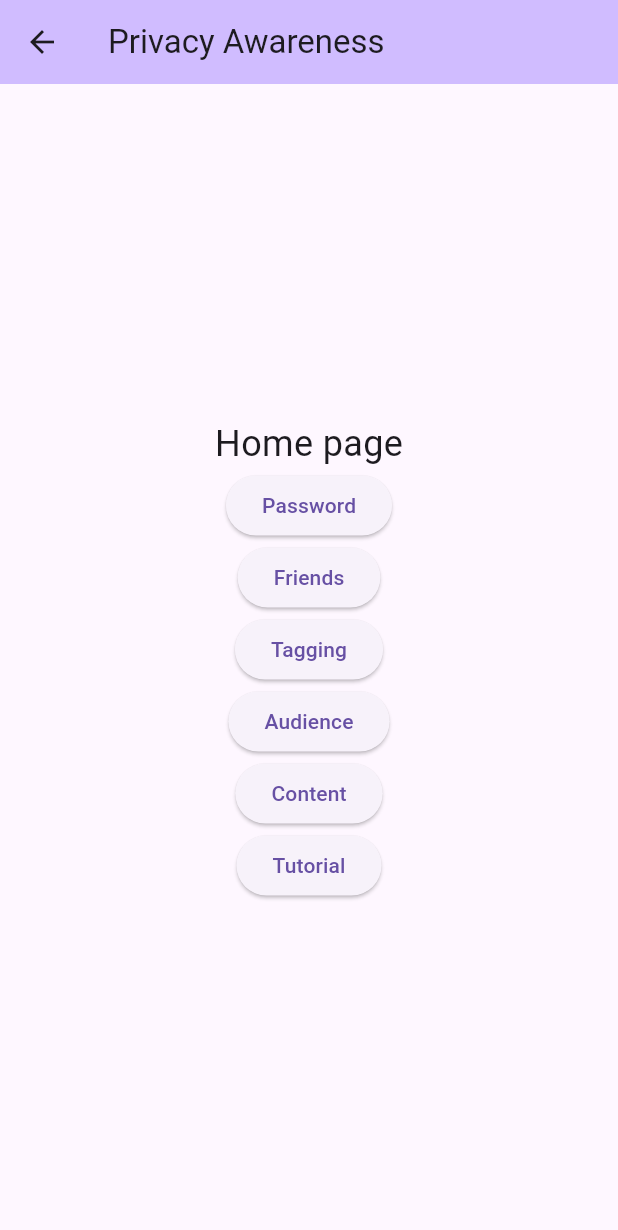
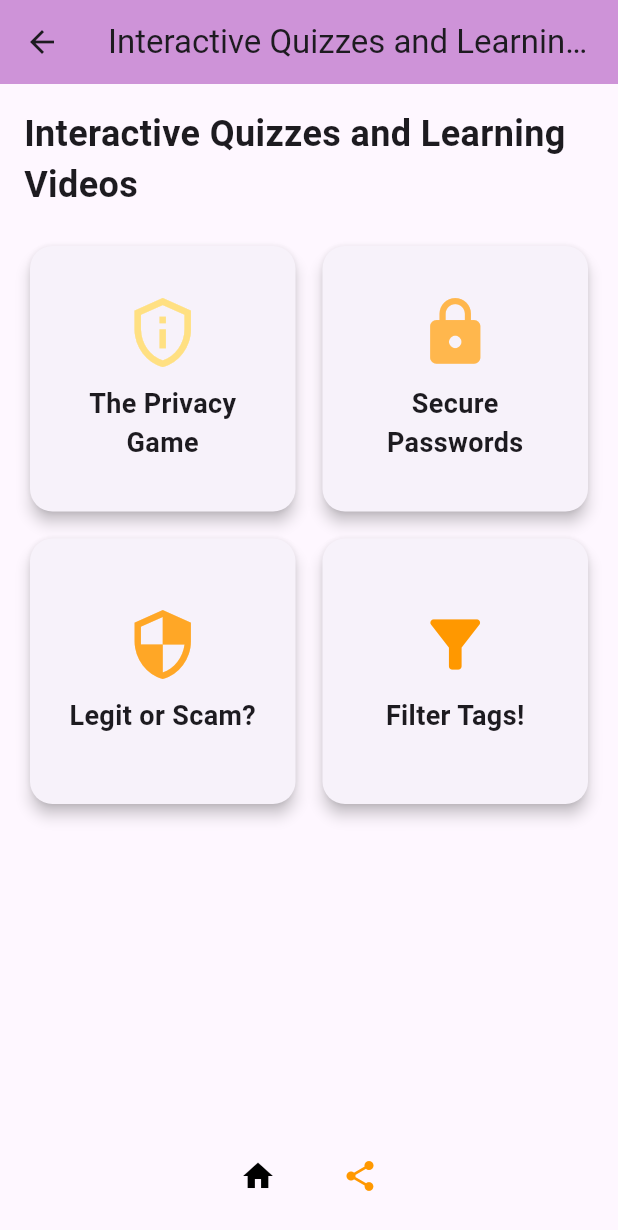
Before and after one commit to 4by3/capstone_flutter_project, a Flutter app: the HomePage screen opened directly, on a phone screen of 412 x 824 dp. Shown: the top 1230 px of the screen. Run offline on Flutter 3.47's test engine with Material 3 defaults, Android fonts, the phone set to English and light mode, and no system bars; our stand-ins replace video_player.

Commit message:
initial major ui update

```diff
--- a/lib/pages/home_page.dart
+++ b/lib/pages/home_page.dart
@@ -1,41 +1,92 @@
 import 'package:flutter/material.dart';
 import 'package:capstone_project/pages/tutorial_page.dart';
 
-class HomePage extends StatefulWidget {
+class HomePage extends StatelessWidget {
   const HomePage({super.key});
 
-  @override
-  HomePageState createState() => HomePageState();
-}
-
-class HomePageState extends State<HomePage> {
   @override
   Widget build(BuildContext context) {
     return Scaffold(
       appBar: AppBar(
-        backgroundColor: Theme.of(context).colorScheme.inversePrimary,
-        title: const Text("Privacy Awareness"),
+        title: const Text("Interactive Quizzes and Learning Videos"),
+        backgroundColor: Colors.purple[200],
       ),
-      body: Center(
+      body: Padding(
+        padding: const EdgeInsets.all(16.0),
         child: Column(
+          children: [
+            const Text(
+              'Interactive Quizzes and Learning Videos',
+              style: TextStyle(fontSize: 24, fontWeight: FontWeight.bold),
+            ),
+            const SizedBox(height: 20),
+            Expanded(
+              child: GridView.count(
+                crossAxisCount: 2,
+                crossAxisSpacing: 10,
+                mainAxisSpacing: 10,
+                children: [
+                  HomePageCard(
+                    title: 'The Privacy Game',
+                    // Update the icon and color for "The Privacy Game"
+                    icon: Icons.privacy_tip_outlined, // Changed icon
+                    color: Colors.amber[200]!, // Cream-yellow color
+                    onTap: () =>
+                        _showDialog(context, 'The Privacy Game', 'Test'),
+                  ),
+                  HomePageCard(
+                    title: 'Secure Passwords',
+                    icon: Icons.lock,
+                    color: Colors.orange[300]!,
+                    onTap: () =>
+                        _showDialog(context, 'Secure Passwords', 'Test'),
+                  ),
+                  HomePageCard(
+                    title: 'Legit or Scam?',
+                    icon: Icons.security,
+                    color: Colors.orange[400]!,
+                    onTap: () => _showDialog(context, 'Legit or Scam?', 'Test'),
+                  ),
+                  HomePageCard(
+                    title: 'Filter Tags!',
+                    icon: Icons.filter_alt,
+                    color: Colors.orange[500]!,
+                    onTap: () => _showDialog(context, 'Filter Tags!', 'Test'),
+                  ),
+                ],
+              ),
+            ),
+            Row(
               mainAxisAlignment: MainAxisAlignment.center,
-          children: <Widget>[
-            const Text(
-              'Home page',
-              style: TextStyle(fontSize: 24),
+              children: [
+                IconButton(
+                  icon: const Icon(Icons.home, color: Colors.black),
+                  onPressed: () {
+                    // Navigate to home
+                  },
                 ),
-            Column(
-              mainAxisAlignment: MainAxisAlignment.center,
-              children: <Widget>[
-                ElevatedButton(
-                  child: const Text("Password"),
+                const SizedBox(width: 20),
+                IconButton(
+                  icon: const Icon(Icons.share, color: Colors.orange),
                   onPressed: () {
+                    // Add share functionality
+                  },
+                ),
+              ],
+            ),
+          ],
+        ),
+      ),
+    );
+  }
+
+  void _showDialog(BuildContext context, String title, String content) {
     showDialog(
       context: context,
       builder: (BuildContext context) {
         return AlertDialog(
-                          title: const Text("Password"),
-                          content: const Text("Test."),
+          title: Text(title),
+          content: Text(content),
           actions: <Widget>[
             TextButton(
               child: const Text("Close"),
@@ -47,111 +98,47 @@ class HomePageState extends State<HomePage> {
         );
       },
     );
-                  },
+  }
+}
+
+class HomePageCard extends StatelessWidget {
+  final String title;
+  final IconData icon;
+  final Color color;
+  final VoidCallback onTap;
+
+  const HomePageCard({
+    super.key,
+    required this.title,
+    required this.icon,
+    required this.color,
+    required this.onTap,
+  });
+
+  @override
+  Widget build(BuildContext context) {
+    return Card(
+      elevation: 4,
+      shape: RoundedRectangleBorder(
+        borderRadius: BorderRadius.circular(15),
       ),
-                ElevatedButton(
-                  child: const Text("Friends"),
-
-                  onPressed: () {
-                    showDialog(
-                      context: context,
-                      builder: (BuildContext context) {
-                        return AlertDialog(
-                          title: const Text("Friends"),
-                          content: const Text("Test."),
-                          actions: <Widget>[
-                            TextButton(
-                              child: const Text("Close"),
-                              onPressed: () {
-                                Navigator.of(context).pop();
-                              },
-                            ),
-                          ],
-                        );
-                      },
-                    );
-                  },
-                ),
-                ElevatedButton(
-                  child: const Text("Tagging"),
-                  onPressed: () {
-                    showDialog(
-                      context: context,
-                      builder: (BuildContext context) {
-                        return AlertDialog(
-                          title: const Text("Tagging"),
-                          content: const Text("Test."),
-                          actions: <Widget>[
-                            TextButton(
-                              child: const Text("Close"),
-                              onPressed: () {
-                                Navigator.of(context).pop();
-                              },
-                            ),
-                          ],
-                        );
-                      },
-                    );
-                  },
-                ),
-                ElevatedButton(
-                  child: const Text("Audience"),
-                  onPressed: () {
-                    showDialog(
-                      context: context,
-                      builder: (BuildContext context) {
-                        return AlertDialog(
-                          title: const Text("Audience"),
-                          content: const Text("Test."),
-                          actions: <Widget>[
-                            TextButton(
-                              child: const Text("Close"),
-                              onPressed: () {
-                                Navigator.of(context).pop();
-                              },
-                            ),
-                          ],
-                        );
-                      },
-                    );
-                  },
-                ),
-                ElevatedButton(
-                  child: const Text("Content"),
-                  onPressed: () {
-                    showDialog(
-                      context: context,
-                      builder: (BuildContext context) {
-                        return AlertDialog(
-                          title: const Text("Content"),
-                          content: const Text("Test."),
-                          actions: <Widget>[
-                            TextButton(
-                              child: const Text("Close"),
-                              onPressed: () {
-                                Navigator.of(context).pop();
-                              },
-                            ),
-                          ],
-                        );
-                      },
-                    );
-                  },
+      child: InkWell(
+        onTap: onTap,
+        child: Padding(
+          padding: const EdgeInsets.all(16.0),
+          child: Column(
+            mainAxisAlignment: MainAxisAlignment.center,
+            children: [
+              Icon(icon, size: 50, color: color),
+              const SizedBox(height: 10),
+              Text(
+                title,
+                textAlign: TextAlign.center,
+                style:
+                    const TextStyle(fontSize: 18, fontWeight: FontWeight.bold),
               ),
             ],
           ),
-            ElevatedButton(
-              child: const Text("Tutorial"),
-              onPressed: () {
-                Navigator.push(
-                  context,
-                  MaterialPageRoute(
-                    builder: (context) => TutorialPage(),
-                  ),
-                );
-              },
-            ),
-          ],
         ),
       ),
     );
```
Lines whose indentation alone changed are shown as unchanged.
